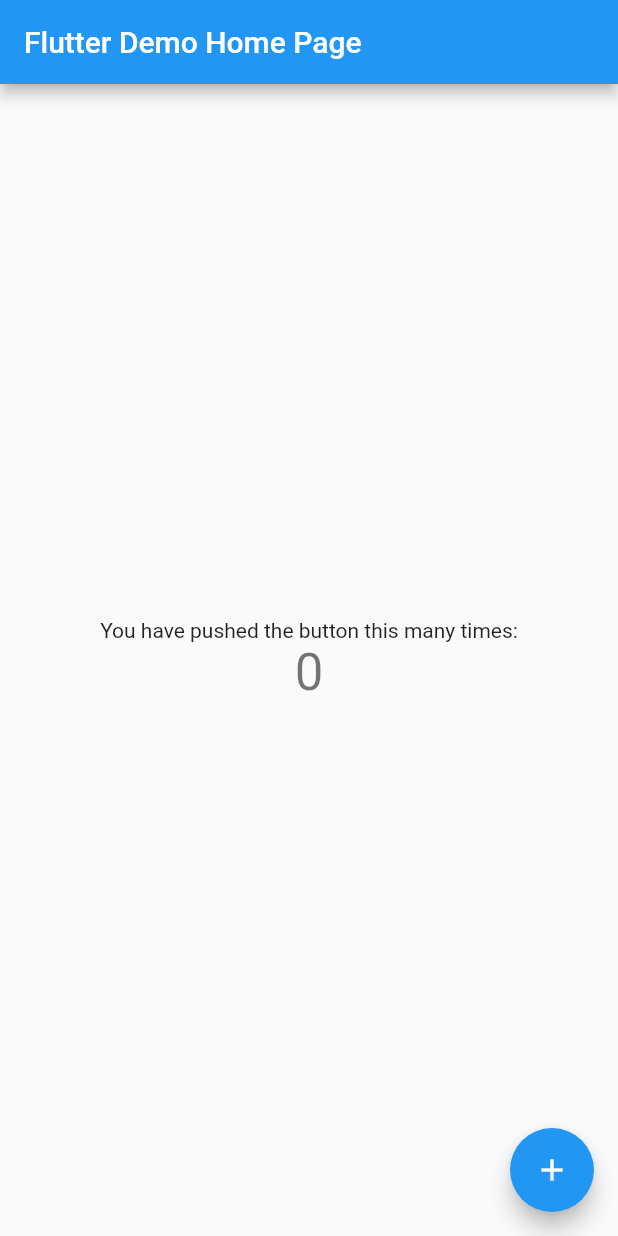
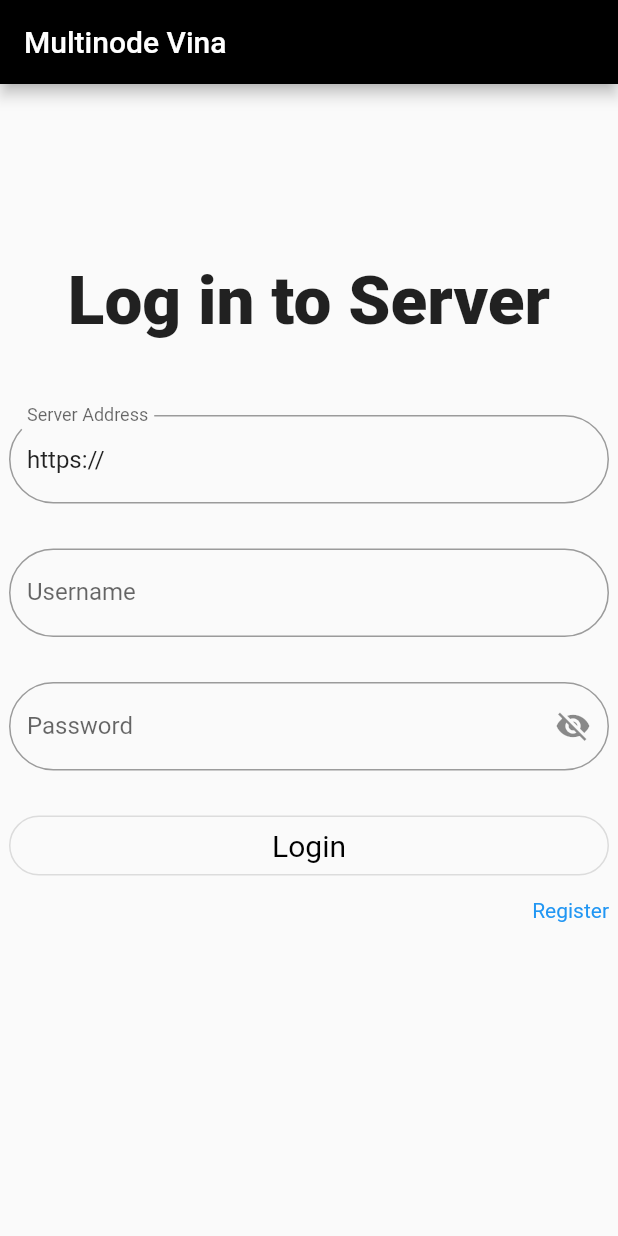
Before and after one commit to Red-Fleet/multinode-vina, a Flutter app: the screen it shows after launch, on a phone screen of 412 x 824 dp. Run offline on Flutter 3.47's test engine with Material 2 defaults, Android fonts, the phone set to English and light mode, and no system bars.

Commit message:
client ui: login and register screen

```diff
--- /dev/null
+++ b/client/client_ui/lib/globals.dart
@@ -0,0 +1,10 @@
+library globals;
+
+
+/// Apis variables should not start and ends with slash(in this file)
+
+// clientAddress stores address of client
+const String clientAddress = "http://localhost:6000";
+
+// api for storing server address in client
+const String serverAddressApi = "server/address";
--- a/client/client_ui/lib/main.dart
+++ b/client/client_ui/lib/main.dart
@@ -1,115 +1,32 @@
 import 'package:flutter/material.dart';
+import 'package:provider/provider.dart';
+import 'package:ui/models/server_model.dart';
+import 'package:ui/models/user_model.dart';
+import 'package:ui/widgets/homepage.dart';
 
 void main() {
-  runApp(const MyApp());
+  runApp(const MaterialApp(
+    title: "Multinode Vina",
+    home: MultiNodeVina(),
+  ));
 }
 
-class MyApp extends StatelessWidget {
-  const MyApp({super.key});
+class MultiNodeVina extends StatefulWidget {
+  const MultiNodeVina({super.key});
 
-  // This widget is the root of your application.
+  @override
+  State<MultiNodeVina> createState() => _MultiNodeVinaState();
+}
+
+class _MultiNodeVinaState extends State<MultiNodeVina> {
   @override
   Widget build(BuildContext context) {
-    return MaterialApp(
-      title: 'Flutter Demo',
-      theme: ThemeData(
-        // This is the theme of your application.
-        //
-        // Try running your application with "flutter run". You'll see the
-        // application has a blue toolbar. Then, without quitting the app, try
-        // changing the primarySwatch below to Colors.green and then invoke
-        // "hot reload" (press "r" in the console where you ran "flutter run",
-        // or simply save your changes to "hot reload" in a Flutter IDE).
-        // Notice that the counter didn't reset back to zero; the application
-        // is not restarted.
-        primarySwatch: Colors.blue,
-      ),
-      home: const MyHomePage(title: 'Flutter Demo Home Page'),
+    return MultiProvider(
+      providers: [
+        ChangeNotifierProvider(create: (context) => ServerModel()),
+        ChangeNotifierProvider(create: (context) => UserModel())
+      ],
+      child: const HomePage(),
     );
   }
 }
-
-class MyHomePage extends StatefulWidget {
-  const MyHomePage({super.key, required this.title});
-
-  // This widget is the home page of your application. It is stateful, meaning
-  // that it has a State object (defined below) that contains fields that affect
-  // how it looks.
-
-  // This class is the configuration for the state. It holds the values (in this
-  // case the title) provided by the parent (in this case the App widget) and
-  // used by the build method of the State. Fields in a Widget subclass are
-  // always marked "final".
-
-  final String title;
-
-  @override
-  State<MyHomePage> createState() => _MyHomePageState();
-}
-
-class _MyHomePageState extends State<MyHomePage> {
-  int _counter = 0;
-
-  void _incrementCounter() {
-    setState(() {
-      // This call to setState tells the Flutter framework that something has
-      // changed in this State, which causes it to rerun the build method below
-      // so that the display can reflect the updated values. If we changed
-      // _counter without calling setState(), then the build method would not be
-      // called again, and so nothing would appear to happen.
-      _counter++;
-    });
-  }
-
-  @override
-  Widget build(BuildContext context) {
-    // This method is rerun every time setState is called, for instance as done
-    // by the _incrementCounter method above.
-    //
-    // The Flutter framework has been optimized to make rerunning build methods
-    // fast, so that you can just rebuild anything that needs updating rather
-    // than having to individually change instances of widgets.
-    return Scaffold(
-      appBar: AppBar(
-        // Here we take the value from the MyHomePage object that was created by
-        // the App.build method, and use it to set our appbar title.
-        title: Text(widget.title),
-      ),
-      body: Center(
-        // Center is a layout widget. It takes a single child and positions it
-        // in the middle of the parent.
-        child: Column(
-          // Column is also a layout widget. It takes a list of children and
-          // arranges them vertically. By default, it sizes itself to fit its
-          // children horizontally, and tries to be as tall as its parent.
-          //
-          // Invoke "debug painting" (press "p" in the console, choose the
-          // "Toggle Debug Paint" action from the Flutter Inspector in Android
-          // Studio, or the "Toggle Debug Paint" command in Visual Studio Code)
-          // to see the wireframe for each widget.
-          //
-          // Column has various properties to control how it sizes itself and
-          // how it positions its children. Here we use mainAxisAlignment to
-          // center the children vertically; the main axis here is the vertical
-          // axis because Columns are vertical (the cross axis would be
-          // horizontal).
-          mainAxisAlignment: MainAxisAlignment.center,
-          children: <Widget>[
-            const Text(
-              'You have pushed the button this many times:',
-            ),
-            Text(
-              '$_counter',
-              style: Theme.of(context).textTheme.headline4,
-            ),
-          ],
-        ),
-      ),
-      floatingActionButton: FloatingActionButton(
-        onPressed: _incrementCounter,
-        tooltip: 'Increment',
-        child: const Icon(Icons.add),
-      ), // This trailing comma makes auto-formatting nicer for build methods.
-    );
-  }
-}
--- /dev/null
+++ b/client/client_ui/lib/models/server_model.dart
@@ -0,0 +1,22 @@
+import 'package:flutter/foundation.dart';
+
+/// class is used to store sever address
+class ServerModel extends ChangeNotifier{
+  late String _serverAddress;
+  bool _isAddressInit = false;
+
+  String get serverAddress{
+    return _serverAddress;
+  }
+
+  bool get isAddressInit{
+    return _isAddressInit;
+  }
+
+  set serverAddress(String serverAddress){
+    _serverAddress = serverAddress;
+    _isAddressInit = true;
+    //notifyListeners();
+  }
+
+}
--- /dev/null
+++ b/client/client_ui/lib/models/user_model.dart
@@ -0,0 +1,52 @@
+import 'package:flutter/foundation.dart';
+
+/// class is used to store user details
+class UserModel extends ChangeNotifier{
+  late String _username;
+  late String _name;
+  late String _password;
+  late String _clientId;
+  bool _isAuthenticated = false;
+
+  String get username{
+    return _username;
+  }
+
+  set username(String username){
+    _username = username;
+  }
+
+  String get name{
+    return _name;
+  }
+
+  set name(String name){
+    _name = name;
+    //notifyListeners();
+  }
+
+  String get password{
+    return _password;
+  }
+
+  set password(String password){
+    _password = password;
+  }
+
+  String get clientId{
+    return _clientId;
+  }
+
+  set clientId(String clientId){
+    _clientId = clientId;
+  }
+
+  bool get isAuthenticated{
+    return _isAuthenticated;
+  }
+
+  set isAuthenticated(bool isAuthenticated){
+    _isAuthenticated = isAuthenticated;
+    notifyListeners();
+  }
+}
--- /dev/null
+++ b/client/client_ui/lib/widgets/homepage.dart
@@ -0,0 +1,22 @@
+import 'package:flutter/material.dart';
+import 'package:ui/widgets/login_register.dart';
+
+class HomePage extends StatefulWidget {
+  const HomePage({super.key});
+
+  @override
+  State<HomePage> createState() => _HomePageState();
+}
+
+class _HomePageState extends State<HomePage> {
+  @override
+  Widget build(BuildContext context) {
+    return Scaffold(
+      appBar: AppBar(
+        title: const Text("Multinode Vina"),
+        backgroundColor: Colors.black,
+      ),
+      body: LoginRegister(),
+    );
+  }
+}
--- /dev/null
+++ b/client/client_ui/lib/widgets/login_register.dart
@@ -0,0 +1,267 @@
+import 'package:flutter/cupertino.dart';
+import 'package:flutter/material.dart';
+import 'package:flutter/src/widgets/container.dart';
+import 'package:flutter/src/widgets/framework.dart';
+import 'dart:math';
+
+class LoginRegister extends StatefulWidget {
+  const LoginRegister({super.key});
+
+  @override
+  State<LoginRegister> createState() => _LoginRegisterState();
+}
+
+class _LoginRegisterState extends State<LoginRegister> {
+  bool register = false;
+  TextEditingController serverAddress = TextEditingController();
+  TextEditingController username = TextEditingController();
+  TextEditingController password = TextEditingController();
+  TextEditingController name = TextEditingController();
+  bool obscurePassword = true;
+
+  @override
+  void dispose() {
+    // TODO: implement dispose
+    serverAddress.dispose();
+    username.dispose();
+    password.dispose();
+    name.dispose();
+    super.dispose();
+  }
+
+  void resetControllers() {
+    serverAddress.text = "https://";
+    username.text = "";
+    name.text = "";
+    password.text = "";
+  }
+
+  @override
+  void initState() {
+    // TODO: implement initState
+    super.initState();
+    serverAddress.text = "https://";
+  }
+
+  Widget getLoginWidget() {
+    return Container(
+      //color: Colors.blue,
+      width: max(MediaQuery.of(context).size.width / 3, 400),
+      child: Column(
+        children: [
+          SizedBox(
+            height: MediaQuery.of(context).size.height / 7,
+          ),
+          const Text(
+            "Log in to Server",
+            style: TextStyle(fontWeight: FontWeight.w900, fontSize: 45),
+          ),
+          const SizedBox(
+            height: 50,
+          ),
+          TextField(
+            controller: serverAddress,
+            decoration: InputDecoration(
+              border:
+                  OutlineInputBorder(borderRadius: BorderRadius.circular(30)),
+              labelText: 'Server Address',
+            ),
+          ),
+          const SizedBox(
+            height: 30,
+          ),
+          TextField(
+            controller: username,
+            decoration: InputDecoration(
+                border:
+                    OutlineInputBorder(borderRadius: BorderRadius.circular(30)),
+                labelText: 'Username'),
+          ),
+          const SizedBox(
+            height: 30,
+          ),
+          Row(
+            children: [
+              Flexible(
+                child: TextField(
+                  controller: password,
+                  obscureText: obscurePassword,
+                  decoration: InputDecoration(
+                      border: OutlineInputBorder(
+                          borderRadius: BorderRadius.circular(30)),
+                      labelText: 'Password',
+                      suffixIcon: IconButton(
+                          onPressed: () {
+                            setState(() {
+                              obscurePassword = !obscurePassword;
+                            });
+                          },
+                          icon: Icon(obscurePassword
+                              ? Icons.visibility_off
+                              : Icons.visibility))),
+                ),
+              ),
+            ],
+          ),
+          const SizedBox(
+            height: 30,
+          ),
+          SizedBox(
+            width: double.infinity,
+            height: 40,
+            child: OutlinedButton(
+              style: ElevatedButton.styleFrom(
+                  //backgroundColor: Colors.green,
+                  foregroundColor: Colors.black,
+                  shape: RoundedRectangleBorder(
+                    borderRadius: BorderRadius.circular(30),
+                  ),
+                  textStyle: const TextStyle(fontSize: 20)),
+              child: const Text("Login"),
+              onPressed: () {
+                print(serverAddress.text);
+              },
+            ),
+          ),
+          const SizedBox(
+            height: 15,
+          ),
+          Align(
+            alignment: Alignment.centerRight,
+            child: InkWell(
+                onTap: () {
+                  setState(() {
+                    register = true;
+                  });
+                },
+                child: const Text(
+                  "Register",
+                  style: TextStyle(color: Colors.blue),
+                )),
+          )
+        ],
+      ),
+    );
+  }
+
+  Widget getRegisterWidget() {
+    return Container(
+      //color: Colors.blue,
+      width: max(MediaQuery.of(context).size.width / 3, 400),
+      child: Column(
+        children: [
+          SizedBox(
+            height: MediaQuery.of(context).size.height / 7,
+          ),
+          const Text(
+            "Register to Server",
+            style: TextStyle(fontWeight: FontWeight.w900, fontSize: 45),
+          ),
+          const SizedBox(
+            height: 50,
+          ),
+          TextField(
+            controller: serverAddress,
+            decoration: InputDecoration(
+              border:
+                  OutlineInputBorder(borderRadius: BorderRadius.circular(30)),
+              labelText: 'Server Address',
+            ),
+          ),
+          const SizedBox(
+            height: 30,
+          ),
+          TextField(
+            controller: username,
+            decoration: InputDecoration(
+                border:
+                    OutlineInputBorder(borderRadius: BorderRadius.circular(30)),
+                labelText: 'Username'),
+          ),
+          const SizedBox(
+            height: 30,
+          ),
+          Row(
+            children: [
+              Flexible(
+                child: TextField(
+                  controller: password,
+                  obscureText: obscurePassword,
+                  decoration: InputDecoration(
+                      border: OutlineInputBorder(
+                          borderRadius: BorderRadius.circular(30)),
+                      labelText: 'Password',
+                      suffixIcon: IconButton(
+                          onPressed: () {
+                            setState(() {
+                              obscurePassword = !obscurePassword;
+                            });
+                          },
+                          icon: Icon(obscurePassword
+                              ? Icons.visibility_off
+                              : Icons.visibility))),
+                ),
+              ),
+            ],
+          ),
+          const SizedBox(
+            height: 30,
+          ),
+          TextField(
+            controller: name,
+            decoration: InputDecoration(
+                border:
+                    OutlineInputBorder(borderRadius: BorderRadius.circular(30)),
+                labelText: 'Name'),
+          ),
+          const SizedBox(
+            height: 30,
+          ),
+          SizedBox(
+            width: double.infinity,
+            height: 40,
+            child: OutlinedButton(
+              style: ElevatedButton.styleFrom(
+                  //backgroundColor: Colors.green,
+                  foregroundColor: Colors.black,
+                  shape: RoundedRectangleBorder(
+                    borderRadius: BorderRadius.circular(30),
+                  ),
+                  textStyle: const TextStyle(fontSize: 20)),
+              child: const Text("Register"),
+              onPressed: () {
+                print(serverAddress.text);
+              },
+            ),
+          ),
+          const SizedBox(
+            height: 15,
+          ),
+          Align(
+            alignment: Alignment.centerRight,
+            child: InkWell(
+                onTap: () {
+                  setState(() {
+                    register = false;
+                  });
+                },
+                child: const Text(
+                  "Login",
+                  style: TextStyle(color: Colors.blue),
+                )),
+          )
+        ],
+      ),
+    );
+  }
+
+  @override
+  Widget build(BuildContext context) {
+    return SingleChildScrollView(
+      child: Container(
+        alignment: Alignment.center,
+        child: register ? getRegisterWidget() : getLoginWidget(),
+      ),
+    );
+  }
+}
--- a/client/client_ui/pubspec.yaml
+++ b/client/client_ui/pubspec.yaml
@@ -36,6 +36,7 @@
   # The following adds the Cupertino Icons font to your application.
   # Use with the CupertinoIcons class for iOS style icons.
   cupertino_icons: ^1.0.2
+  provider: ^6.0.4
 
 dev_dependencies:
   flutter_test:
```
Also changed, not shown: client/client_ui/lib/widgets/user_avatar.dart (added), client/client_ui/pubspec.lock.
